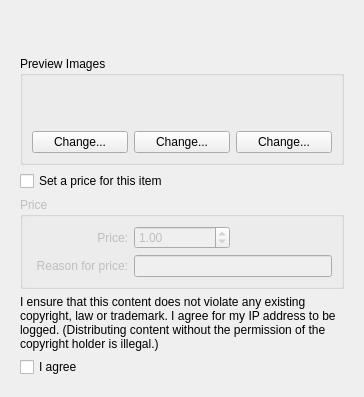
Old version of the form knewstuff/knewstuff3/uploaddialog.ui in the repository KDE/kdelibs.
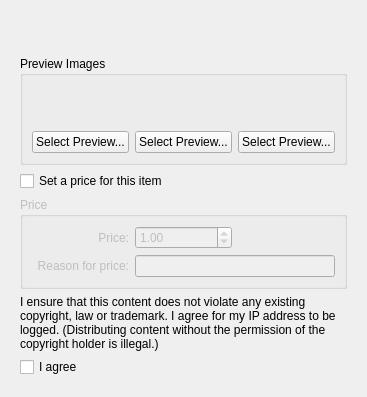
New version of the form. The open tabs and pages were chosen to show the change. Custom widgets are drawn as their Qt base class.

Commit message: better wording for previews: Change -> Select Preview...

```diff
--- a/knewstuff/knewstuff3/uploaddialog.ui
+++ b/knewstuff/knewstuff3/uploaddialog.ui
@@ -6,7 +6,7 @@
    <rect>
     <x>0</x>
     <y>0</y>
-    <width>299</width>
+    <width>330</width>
     <height>385</height>
    </rect>
   </property>
@@ -333,21 +333,21 @@
           <item row="2" column="0">
            <widget class="QPushButton" name="changePreview1Button">
             <property name="text">
-             <string>Change...</string>
+             <string>Select Preview...</string>
             </property>
            </widget>
           </item>
           <item row="2" column="3">
            <widget class="QPushButton" name="changePreview3Button">
             <property name="text">
-             <string>Change...</string>
+             <string>Select Preview...</string>
             </property>
            </widget>
           </item>
           <item row="2" column="2">
            <widget class="QPushButton" name="changePreview2Button">
             <property name="text">
-             <string>Change...</string>
+             <string>Select Preview...</string>
             </property>
            </widget>
           </item>
```
Left out of the diff: 2 changed lines with no effect on the pictures.
